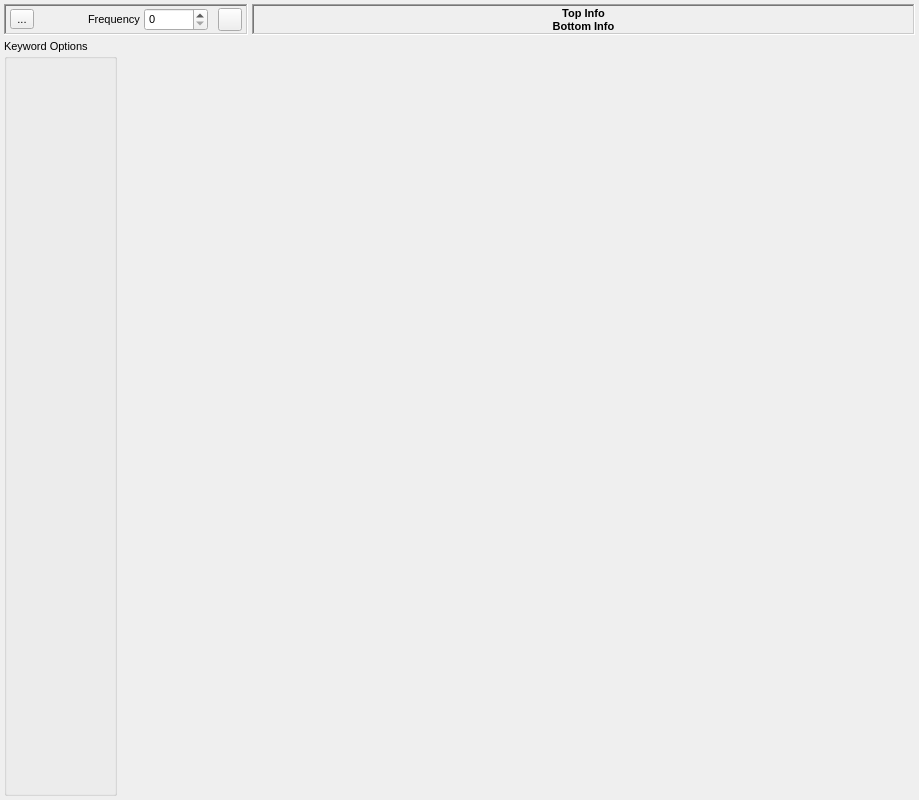
Old version of the form src/gui/moduletab.ui in the repository disorderedmaterials/dissolve.
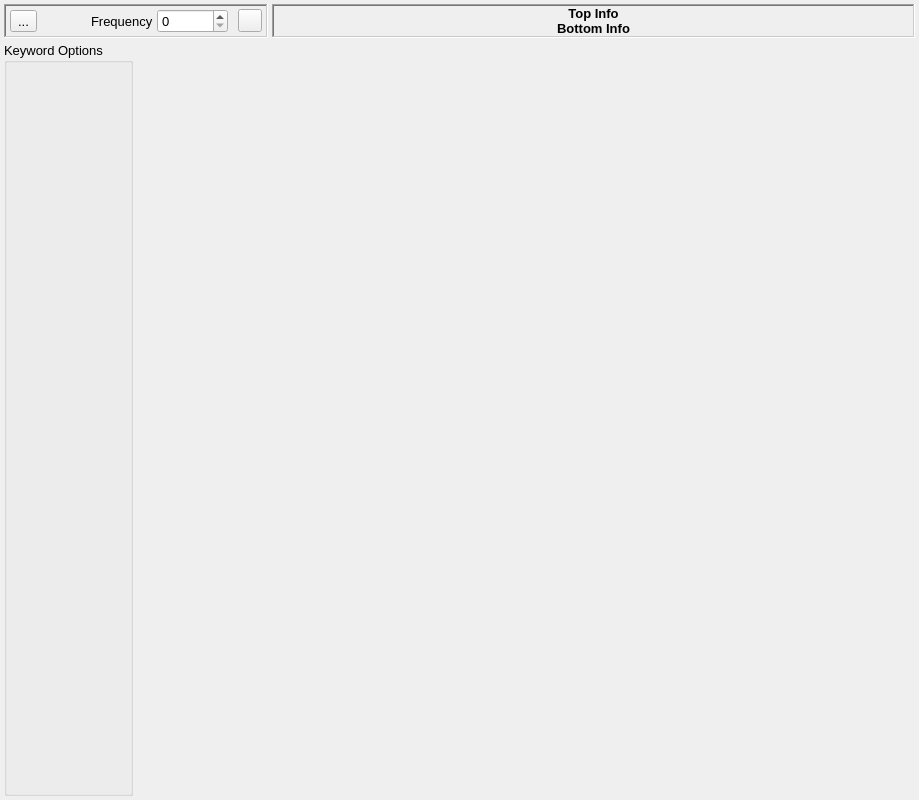
New version of the form. Icons and pictures are not drawn. Custom widgets are drawn as their Qt base class.

Commit message: Increase font point size in main GUI elements.

Patch:
```diff
--- a/src/gui/moduletab.ui
+++ b/src/gui/moduletab.ui
@@ -12,7 +12,7 @@
   </property>
   <property name="font">
    <font>
-    <pointsize>8</pointsize>
+    <pointsize>10</pointsize>
    </font>
   </property>
   <property name="windowTitle">
@@ -239,7 +239,6 @@
           </property>
           <property name="font">
            <font>
-            <pointsize>8</pointsize>
             <weight>75</weight>
             <bold>true</bold>
            </font>
@@ -256,7 +255,6 @@
          <widget class="QLabel" name="BottomLabel">
           <property name="font">
            <font>
-            <pointsize>8</pointsize>
             <weight>75</weight>
             <bold>true</bold>
            </font>
@@ -284,11 +282,6 @@
          <verstretch>0</verstretch>
         </sizepolicy>
        </property>
-       <property name="font">
-        <font>
-         <pointsize>8</pointsize>
-        </font>
-       </property>
        <property name="title">
         <string>Keyword Options</string>
        </property>
```
The commit also changes 15 other files.
